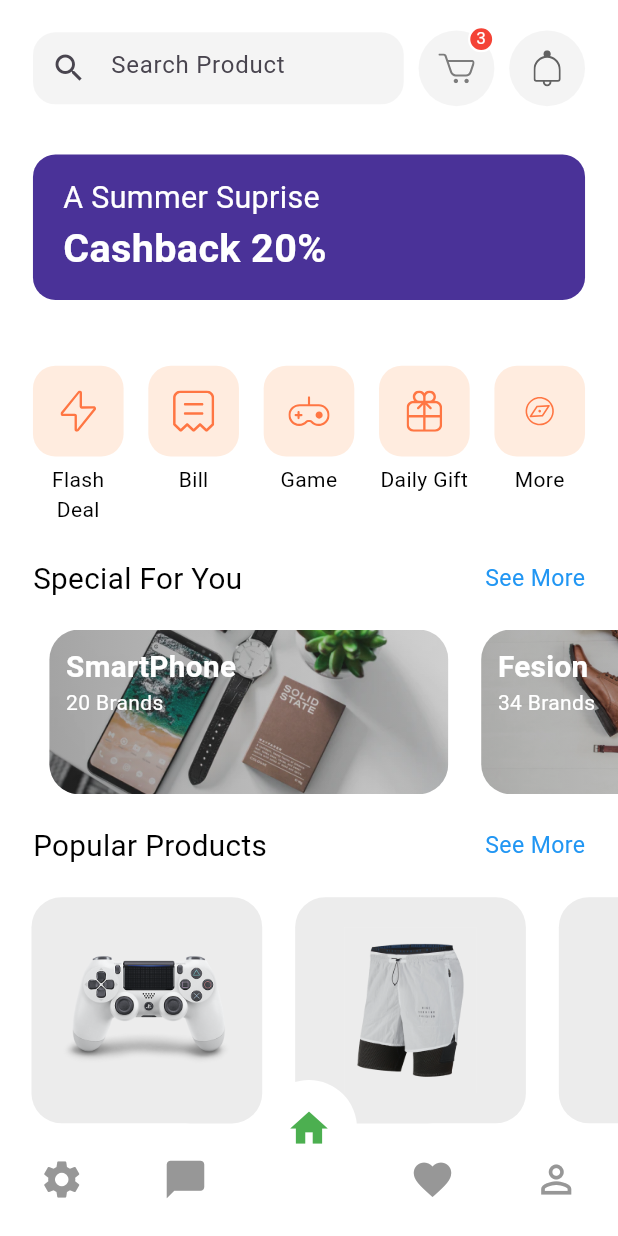
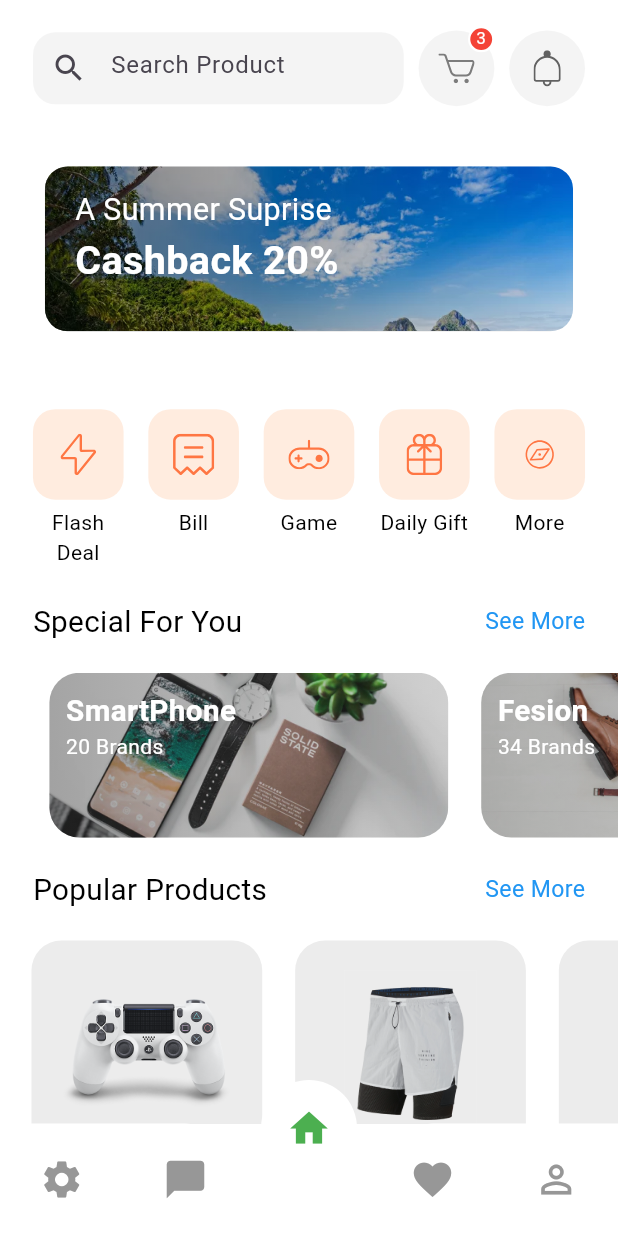
Before and after one commit to Yasserarafat1507/SImpleClick.GitHub.io, a Flutter app: the HomeScreen screen opened by its route, on a phone screen of 412 x 824 dp. Run offline on Flutter 3.47's test engine with Material 3 defaults, Android fonts, the phone set to English and light mode, and no system bars; drawn by our look-alikes of curved_navigation_bar; our stand-ins replace flutter_svg, readmore; Roboto replaces fonts that are missing (Muli).

Commit message:
second-commit

```diff
--- a/lib/screens/home/component/banner_discount.dart
+++ b/lib/screens/home/component/banner_discount.dart
@@ -8,15 +8,34 @@ class BannerDiscount extends StatelessWidget {
 
   @override
   Widget build(BuildContext context) {
-    return Container(
+    return Padding(
+      padding: const EdgeInsets.all(8.0),
+      child: GestureDetector(
+        onTap: () {},
+        child: Stack(children: [
+          Container(
             width: double.infinity,
+            height: getPropScreenWidth(100),
             padding: EdgeInsets.symmetric(horizontal: 20, vertical: 15),
             margin: EdgeInsets.all(getPropScreenWidth(20)),
             decoration: BoxDecoration(
-        color: Color(0xff4a3298),
+                image: DecorationImage(
+                    image: AssetImage("assets/images/img banner summer.png"),
+                    fit: BoxFit.cover),
                 borderRadius: BorderRadius.circular(15)),
-        child: Text.rich(
-          TextSpan(
+          ),
+          Container(
+            width: double.infinity,
+            height: getPropScreenWidth(100),
+            padding: EdgeInsets.symmetric(horizontal: 20, vertical: 15),
+            margin: EdgeInsets.all(getPropScreenWidth(20)),
+            decoration: BoxDecoration(
+                gradient: LinearGradient(colors: [
+                  Colors.black.withOpacity(0.5),
+                  Colors.black.withOpacity(0.1),
+                ]),
+                borderRadius: BorderRadius.circular(15)),
+            child: Text.rich(TextSpan(
                 style: TextStyle(
                   color: Colors.white,
                 ),
@@ -25,17 +44,16 @@ class BannerDiscount extends StatelessWidget {
                       text: "A Summer Suprise\n",
                       style: TextStyle(
                         fontSize: getPropScreenHeight(20),
-                )
-                ),
+                      )),
                   TextSpan(
                       text: "Cashback 20%",
                       style: TextStyle(
                         fontSize: getPropScreenWidth(24),
                         fontWeight: FontWeight.bold,
-                )
+                      )),
+                ])),
           ),
-            ]
-          )
+        ]),
       ),
     );
   }
--- a/lib/screens/home/component/search.dart
+++ b/lib/screens/home/component/search.dart
@@ -16,20 +16,16 @@ class SearchField extends StatelessWidget {
         borderRadius: BorderRadius.circular(15),
       ),
       child: TextField(
-        onChanged: (value) {
-
-        },
+        onChanged: (value) {},
         decoration: InputDecoration(
-          contentPadding: EdgeInsets.symmetric(
-            horizontal: getPropScreenWidth(20),
-            vertical: getPropScreenWidth(9)
-            ),
-          border: InputBorder.none,
-          focusedBorder: InputBorder.none,
-          enabledBorder: InputBorder.none,
-          hintText: "Search Product",
-          prefixIcon: Icon(Icons.search)
-        ),
+            contentPadding: EdgeInsets.symmetric(
+                horizontal: getPropScreenWidth(10),
+                vertical: getPropScreenWidth(9)),
+            border: InputBorder.none,
+            focusedBorder: InputBorder.none,
+            enabledBorder: InputBorder.none,
+            hintText: "Search Product",
+            prefixIcon: Icon(Icons.search)),
       ),
     );
   }
```
Also changed, not shown: assets/images/img banner summer.png (added). Lines whose indentation alone changed are shown as unchanged.
